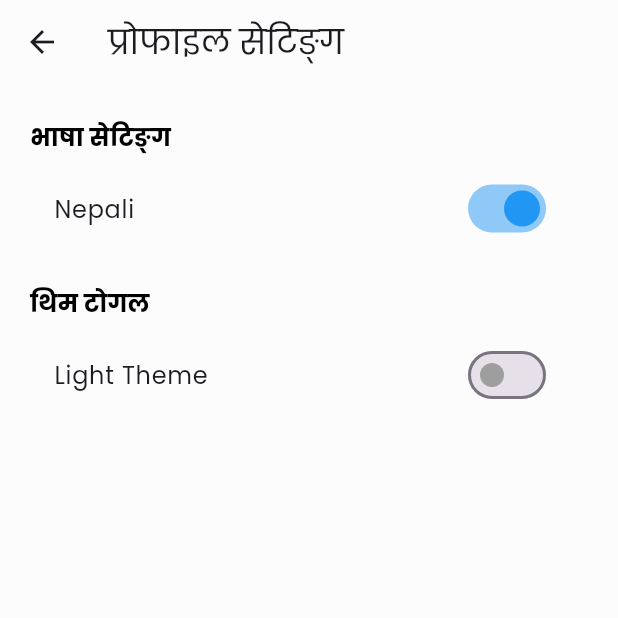
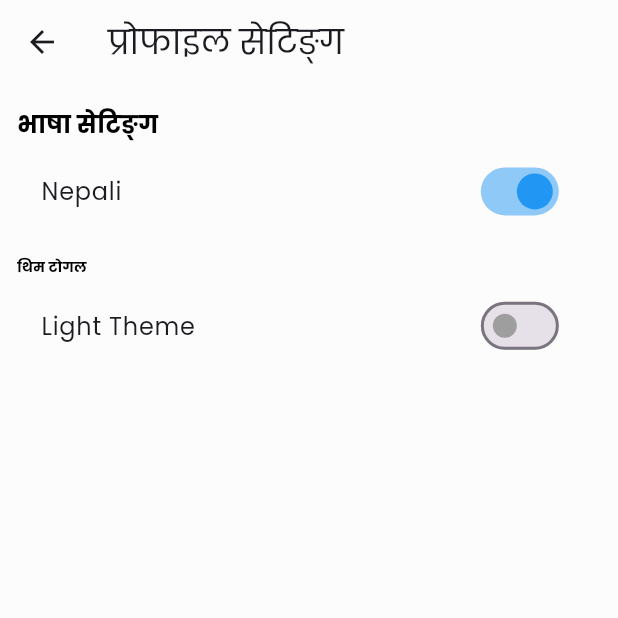
Before and after one commit to sanzay-c/finance_tracker, a Flutter app: the ProfileSettingScreen screen opened directly, after a tap on "English", on a phone screen of 412 x 824 dp, the top half of it. Run offline on Flutter 3.47's test engine with Material 3 defaults, Android fonts, the phone set to English and light mode, and no system bars; our stand-ins replace bloc, cloud_firestore, firebase_core, flutter_bloc, flutter_screenutil, google_fonts and 3 more; accounts and stored records are empty; generated files the repository leaves out were written again; network calls fail; statements that could not run were skipped.

Commit message:
feat(ui): added screenutils in necessary places

```diff
--- a/lib/common/features/add_transactions/presentation/screens/add_transaction_screen.dart
+++ b/lib/common/features/add_transactions/presentation/screens/add_transaction_screen.dart
@@ -1,5 +1,7 @@
+import 'package:cloud_firestore/cloud_firestore.dart';
 import 'package:finance_tracker/core/constants/app_color.dart';
 import 'package:flutter/material.dart';
+import 'package:flutter_screenutil/flutter_screenutil.dart';
 
 class AddTransactionScreen extends StatefulWidget {
   const AddTransactionScreen({super.key});
@@ -15,15 +17,46 @@ class _AddTransactionScreenState extends State<AddTransactionScreen> {
   String? selectedCategory;
   DateTime selectedDate = DateTime(2024, 12, 11);
 
-
   final TextEditingController amountController = TextEditingController(
     text: '0',
   );
   final TextEditingController descriptionController = TextEditingController();
 
   final List<String> expenseCategories = [
-    'Food', 'Transportation', 'Entertainment', 'Shopping', 'Bills'
+    'Food',
+    'Transportation',
+    'Entertainment',
+    'Shopping',
+    'Bills',
   ];
+
+  List<String> wallets = [];
+  bool isLoadingWallets = true;
+
+  @override
+  void initState() {
+    super.initState();
+  }
+
+  Future<void> fetchWalletsFromFirestore() async {
+    try {
+      final snapshot =
+          await FirebaseFirestore.instance.collection('wallets').get();
+
+      final walletNames =
+          snapshot.docs.map((doc) => doc['name'] as String).toList();
+
+      setState(() {
+        wallets = walletNames;
+        isLoadingWallets = false;
+      });
+    } catch (e) {
+      print('Error fetching wallets: $e');
+      setState(() {
+        isLoadingWallets = false;
+      });
+    }
+  }
 
   @override
   Widget build(BuildContext context) {
@@ -49,7 +82,7 @@ class _AddTransactionScreenState extends State<AddTransactionScreen> {
             child: ListView(
               children: [
                 Text("Type"),
-                SizedBox(height: 8),
+                8.verticalSpace,
                 DropdownButtonFormField<String>(
                   value: transactionType,
                   decoration: _inputDecoration(),
@@ -63,32 +96,37 @@ class _AddTransactionScreenState extends State<AddTransactionScreen> {
                   icon: Icon(Icons.keyboard_arrow_down),
                 ),
 
-                SizedBox(height: 20),
+                20.verticalSpace,
                 Text("Wallet"),
-                SizedBox(height: 8),
-                DropdownButtonFormField<String>(
+                8.verticalSpace,
+                isLoadingWallets
+                    ? Center(child: CircularProgressIndicator())
+                    : DropdownButtonFormField<String>(
                       value: selectedWallet,
                       decoration: _inputDecoration(),
-                  hint: Text("Select Item"),
-                  items: [
-                    DropdownMenuItem(value: 'Cash', child: Text('Cash')),
-                    DropdownMenuItem(value: 'Bank', child: Text('Bank')),
-                    DropdownMenuItem(value: 'Card', child: Text('Card')),
-                  ],
+                      hint: Text("Select Wallet"),
+                      items:
+                          wallets.map((wallet) {
+                            return DropdownMenuItem(
+                              value: wallet,
+                              child: Text(wallet),
+                            );
+                          }).toList(),
                       onChanged: (value) {
                         setState(() => selectedWallet = value);
                       },
                       icon: Icon(Icons.keyboard_arrow_down),
                     ),
 
-                SizedBox(height: 20),
+                20.verticalSpace,
                 Text("Expense Category"),
-                SizedBox(height: 8),
+                8.verticalSpace,
                 DropdownButtonFormField<String>(
                   value: selectedCategory,
                   decoration: _inputDecoration(),
                   hint: Text("Select Category"),
-                  items: expenseCategories.map((category) {
+                  items:
+                      expenseCategories.map((category) {
                         return DropdownMenuItem(
                           value: category,
                           child: Text(category),
@@ -99,13 +137,9 @@ class _AddTransactionScreenState extends State<AddTransactionScreen> {
                   },
                   icon: Icon(Icons.keyboard_arrow_down),
                 ),
-
-
-
-
-                SizedBox(height: 20),
+                20.verticalSpace,
                 Text("Date"),
-                SizedBox(height: 8),
+                8.verticalSpace,
                 GestureDetector(
                   onTap: () async {
                     final pickedDate = await showDatePicker(
@@ -130,15 +164,18 @@ class _AddTransactionScreenState extends State<AddTransactionScreen> {
                     ),
                   ),
                 ),
-                SizedBox(height: 20),
+
+                20.verticalSpace,
                 Text("Amount"),
                 SizedBox(height: 8),
+                8.verticalSpace,
                 TextFormField(
                   controller: amountController,
                   keyboardType: TextInputType.number,
                   decoration: _inputDecoration(),
                 ),
-                SizedBox(height: 20),
+
+                20.verticalSpace,
                 Text.rich(
                   TextSpan(
                     text: 'Description',
@@ -150,13 +187,15 @@ class _AddTransactionScreenState extends State<AddTransactionScreen> {
                     ],
                   ),
                 ),
-                SizedBox(height: 8),
+                8.verticalSpace,
                 TextFormField(
                   controller: descriptionController,
                   maxLines: 3,
                   decoration: _inputDecoration(),
                 ),
-                SizedBox(height: 20),
+
+                20.verticalSpace,
+
                 Text.rich(
                   TextSpan(
                     text: 'Receipt',
@@ -168,7 +207,7 @@ class _AddTransactionScreenState extends State<AddTransactionScreen> {
                     ],
                   ),
                 ),
-                SizedBox(height: 8),
+                8.verticalSpace,
                 OutlinedButton.icon(
                   onPressed: () {},
                   icon: Icon(Icons.file_upload_outlined, color: Colors.black),
@@ -183,16 +222,18 @@ class _AddTransactionScreenState extends State<AddTransactionScreen> {
                   ),
                 ),
 
-                SizedBox(height: 30),
+                30.verticalSpace,
                 ElevatedButton(
                   onPressed: () {
-                    if (_formKey.currentState!.validate()) {}
+                    if (_formKey.currentState!.validate()) {
+                      // Submit logic here
+                    }
                   },
                   style: ElevatedButton.styleFrom(
                     backgroundColor: Colors.grey.shade700,
                     minimumSize: Size.fromHeight(50),
                     shape: RoundedRectangleBorder(
-                      borderRadius: BorderRadius.circular(8),
+                      borderRadius: BorderRadius.circular(8.r),
                     ),
                   ),
                   child: Text("Submit", style: TextStyle(color: Colors.white)),
--- a/lib/common/features/profile/presentation/screens/profile_screen.dart
+++ b/lib/common/features/profile/presentation/screens/profile_screen.dart
@@ -3,6 +3,7 @@ import 'package:finance_tracker/common/features/profile/presentation/widgets/pro
 import 'package:finance_tracker/core/constants/app_color.dart';
 import 'package:finance_tracker/core/global_data/global_localizations/l10n_helper/l10n_helper.dart';
 import 'package:flutter/material.dart';
+import 'package:flutter_screenutil/flutter_screenutil.dart';
 
 class ProfileScreen extends StatefulWidget {
   const ProfileScreen({super.key});
@@ -28,11 +29,11 @@ class _ProfileScreenState extends State<ProfileScreen> {
         automaticallyImplyLeading: false,
       ),
       body: Padding(
-        padding: EdgeInsets.symmetric(horizontal: 20),
+        padding: EdgeInsets.symmetric(horizontal: 20.w),
         child: Column(
           children: [
             CircleAvatar(
-              radius: 100,
+              radius: 100.r,
               backgroundImage: NetworkImage(
                 'https://plus.unsplash.com/premium_photo-1664474619075-644dd191935f?fm=jpg&q=60&w=3000&ixlib=rb-4.1.0&ixid=M3wxMjA3fDB8MHxzZWFyY2h8MXx8aW1hZ2V8ZW58MHx8MHx8fDA%3D',
               ),
@@ -41,16 +42,16 @@ class _ProfileScreenState extends State<ProfileScreen> {
               //   child: Icon(Icons.edit, color: getColorByTheme(context: context, colorClass: AppColors.profileIconColor), size: 24),
               // ),
             ),
-            SizedBox(height: 16),
+            16.verticalSpace,
 
             Text("Profile Holder Name", style: TextStyle(fontSize: 24, color: getColorByTheme(context: context, colorClass: AppColors.profileTextColor))),
-            SizedBox(height: 16),
+            16.verticalSpace,
             ProfileItemWidget(
               icon: Icons.person,
               text: l10.editProfile,
               onTap: () {},
             ),
-            SizedBox(height: 8),
+            8.verticalSpace,
             ProfileItemWidget(
               icon: Icons.settings,
               text: l10.setting,
@@ -63,7 +64,7 @@ class _ProfileScreenState extends State<ProfileScreen> {
                 );
               },
             ),
-            SizedBox(height: 8),
+            8.verticalSpace,
             ProfileItemWidget(
               icon: Icons.logout_rounded,
               text: l10.logout,
--- a/lib/common/features/profile/presentation/screens/profile_setting_screen.dart
+++ b/lib/common/features/profile/presentation/screens/profile_setting_screen.dart
@@ -4,6 +4,7 @@ import 'package:finance_tracker/core/global_data/global_theme/bloc/theme_bloc.da
 import 'package:finance_tracker/core/global_data/language_bloc/bloc/language_bloc.dart';
 import 'package:flutter/material.dart';
 import 'package:flutter_bloc/flutter_bloc.dart';
+import 'package:flutter_screenutil/flutter_screenutil.dart';
 import 'package:shared_preferences/shared_preferences.dart';
 
 class ProfileSettingScreen extends StatefulWidget {
@@ -55,11 +56,11 @@ class _ProfileSettingScreenState extends State<ProfileSettingScreen> {
         title: Text(l10.profileSetting),
       ),
       body: Padding(
-        padding: EdgeInsets.symmetric(horizontal: 20),
+        padding: EdgeInsets.symmetric(horizontal: 20.w),
         child: Column(
           crossAxisAlignment: CrossAxisAlignment.start,
           children: [
-            SizedBox(height: 24),
+            24.verticalSpace,
             Text(
               l10.langaugeSetting,
               style: TextStyle(
@@ -71,7 +72,7 @@ class _ProfileSettingScreenState extends State<ProfileSettingScreen> {
                 ),
               ),
             ),
-            SizedBox(height: 8,),
+            8.verticalSpace,
             SwitchListTile(
               title: Text(_isNepaliSelected ? 'Nepali' : 'English'),
               value: _isNepaliSelected,
@@ -96,12 +97,12 @@ class _ProfileSettingScreenState extends State<ProfileSettingScreen> {
               inactiveThumbColor: Colors.grey,
             ),
 
-            const SizedBox(height: 24),
+            24.verticalSpace,
 
             Text(
               l10.themeToggle,
               style: TextStyle(
-                fontSize: 16,
+                fontSize: 16.sp,
                 fontWeight: FontWeight.bold,
                 color: getColorByTheme(
                   context: context,
@@ -109,7 +110,7 @@ class _ProfileSettingScreenState extends State<ProfileSettingScreen> {
                 ),
               ),
             ),
-            const SizedBox(height: 8),
+            8.verticalSpace,
             SwitchListTile(
               title: Text(_isDarkTheme ? 'Dark Theme' : 'Light Theme'),
               value: _isDarkTheme,
--- a/lib/common/features/wallet/presentation/screens/wallet_screen.dart
+++ b/lib/common/features/wallet/presentation/screens/wallet_screen.dart
@@ -5,6 +5,7 @@ import 'package:flutter_bloc/flutter_bloc.dart';
 import 'package:finance_tracker/common/features/wallet/domain/entities/wallet_entity.dart';
 import 'package:finance_tracker/common/features/wallet/presentation/screens/add_wallet_screen.dart';
 import 'package:finance_tracker/core/constants/app_color.dart';
+import 'package:flutter_screenutil/flutter_screenutil.dart';
 
 class WalletScreen extends StatefulWidget {
   const WalletScreen({super.key});
@@ -14,13 +15,11 @@ class WalletScreen extends StatefulWidget {
 }
 
 class _WalletScreenState extends State<WalletScreen> {
-  // Start with empty list, will update with state
   List<WalletEntity> wallets = [];
 
   @override
   void initState() {
     super.initState();
-    // Trigger fetching wallets when screen loads
     context.read<AddWalletBloc>().add(FetchWalletsEvent());
   }
 
@@ -63,15 +62,15 @@ class _WalletScreenState extends State<WalletScreen> {
             return Column(
               crossAxisAlignment: CrossAxisAlignment.center,
               children: [
-                SizedBox(height: 20),
+                20.verticalSpace,
                 Text(
                   // 'Rs.${totalBalance.toStringAsFixed(2)}',
                   "Rs.1500",
                   style: TextStyle(fontSize: 28, fontWeight: FontWeight.bold),
                 ),
-                SizedBox(height: 4),
+                4.verticalSpace,
                 Text('Total Balance', style: TextStyle(color: Colors.grey)),
-                SizedBox(height: 30),
+                30.verticalSpace,
                 Expanded(
                   child: Container(
                     decoration: BoxDecoration(
@@ -105,14 +104,14 @@ class _WalletScreenState extends State<WalletScreen> {
                                 );
                               },
                               child: CircleAvatar(
-                                radius: 18,
+                                radius: 18.r,
                                 backgroundColor: Colors.grey,
                                 child: Icon(Icons.add, color: Colors.white),
                               ),
                             ),
                           ],
                         ),
-                        SizedBox(height: 20),
+                        20.verticalSpace,
                         Expanded(
                           child: ListView.separated(
                             itemCount: wallets.length,
@@ -128,8 +127,8 @@ class _WalletScreenState extends State<WalletScreen> {
                                                 wallet.imageUrl!.isNotEmpty
                                             ? Image.network(
                                               wallet.imageUrl!,
-                                              height: 50,
-                                              width: 50,
+                                              height: 50.h,
+                                              width: 50.w,
                                               fit: BoxFit.cover,
                                               loadingBuilder: (
                                                 context,
@@ -139,8 +138,8 @@ class _WalletScreenState extends State<WalletScreen> {
                                                 if (loadingProgress == null)
                                                   return child;
                                                 return Container(
-                                                  height: 50,
-                                                  width: 50,
+                                                  height: 50.h,
+                                                  width: 50.w,
                                                   color: Colors.grey.shade200,
                                                   child: Center(
                                                     child: CircularProgressIndicator(
@@ -163,8 +162,8 @@ class _WalletScreenState extends State<WalletScreen> {
                                                 stackTrace,
                                               ) {
                                                 return Container(
-                                                  height: 50,
-                                                  width: 50,
+                                                  height: 50.h,
+                                                  width: 50.w,
                                                   color: Colors.grey.shade300,
                                                   child: Icon(
                                                     Icons.broken_image,
@@ -174,12 +173,12 @@ class _WalletScreenState extends State<WalletScreen> {
                                               },
                                             )
                                             : Container(
-                                              height: 50,
-                                              width: 50,
+                                              height: 50.h,
+                                              width: 50.w,
                                               color: Colors.grey.shade300,
                                             ),
                                   ),
-                                  SizedBox(width: 12),
+                                  12.verticalSpace,
                                   Expanded(
                                     child: Column(
                                       crossAxisAlignment:
@@ -192,7 +191,7 @@ class _WalletScreenState extends State<WalletScreen> {
                                             fontSize: 16,
                                           ),
                                         ),
-                                        SizedBox(height: 4),
+                                        4.verticalSpace,
                                         Text(
                                           // 'Rs.${(wallet.amount ?? 0).toStringAsFixed(2)}',
                                           'Rs. 1000',
```
Also changed, not shown: lib/common/features/wallet/presentation/screens/add_wallet_screen.dart (+10 -9 lines), lib/main.dart (+7 -0 lines). Lines whose indentation alone changed are shown as unchanged.
